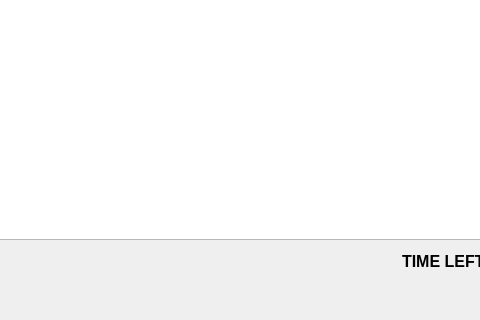
Old version of the form Game/mainwindow.ui in the repository KahalaV/OTEK; both pictures show x 508 to 988 and y 364 to 684 of the 1129 by 684 pixel window.
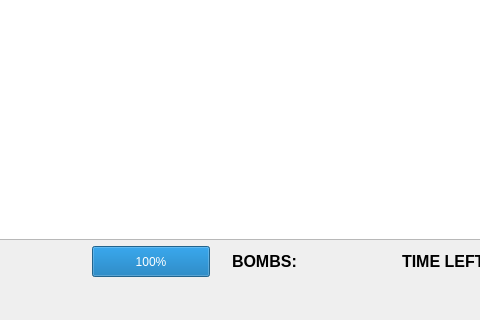
New version of the form.

Commit message: Added music to the game. Added health bar to mainwindow. Player now has 4 health and the game ends if health goes to 0. Colliding with clouds decreases health. Player now has a limited amount of bombs. Bombs are increased wvery tick by 0.05

Diff of the .ui file:
```diff
--- a/Game/mainwindow.ui
+++ b/Game/mainwindow.ui
@@ -106,24 +106,6 @@
      <string/>
     </property>
    </widget>
-   <widget class="QLabel" name="debugLabel">
-    <property name="geometry">
-     <rect>
-      <x>746</x>
-      <y>620</y>
-      <width>151</width>
-      <height>31</height>
-     </rect>
-    </property>
-    <property name="font">
-     <font>
-      <pointsize>18</pointsize>
-     </font>
-    </property>
-    <property name="text">
-     <string/>
-    </property>
-   </widget>
    <widget class="QLabel" name="timeLeftTitleLabel">
     <property name="geometry">
      <rect>
@@ -162,6 +144,57 @@
      <string/>
     </property>
    </widget>
+   <widget class="QLabel" name="bombsLeftLabel">
+    <property name="geometry">
+     <rect>
+      <x>820</x>
+      <y>610</y>
+      <width>61</width>
+      <height>31</height>
+     </rect>
+    </property>
+    <property name="font">
+     <font>
+      <pointsize>12</pointsize>
+     </font>
+    </property>
+    <property name="text">
+     <string/>
+    </property>
+   </widget>
+   <widget class="QLabel" name="bombsLeftTitleLabel">
+    <property name="geometry">
+     <rect>
+      <x>740</x>
+      <y>610</y>
+      <width>71</width>
+      <height>31</height>
+     </rect>
+    </property>
+    <property name="font">
+     <font>
+      <pointsize>12</pointsize>
+      <weight>75</weight>
+      <bold>true</bold>
+     </font>
+    </property>
+    <property name="text">
+     <string>BOMBS:</string>
+    </property>
+   </widget>
+   <widget class="QProgressBar" name="healthBar">
+    <property name="geometry">
+     <rect>
+      <x>600</x>
+      <y>610</y>
+      <width>118</width>
+      <height>31</height>
+     </rect>
+    </property>
+    <property name="value">
+     <number>100</number>
+    </property>
+   </widget>
   </widget>
   <widget class="QMenuBar" name="menubar">
    <property name="geometry">
```
The commit also changes 6 other files.
